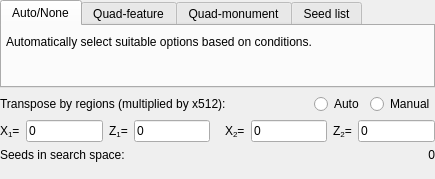
This is src/formgen48.ui in Cubitect/cubiomes-viewer as Qt 5 draws it before an edit. The edited form follows.
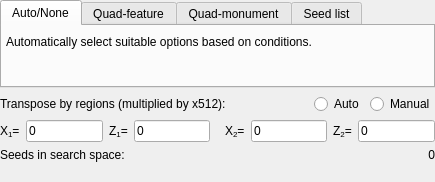
This is the edited form. The open tabs and pages were chosen to show the change.

Patch:
```diff
--- a/src/formgen48.ui
+++ b/src/formgen48.ui
@@ -7,7 +7,7 @@
     <x>0</x>
     <y>0</y>
     <width>435</width>
-    <height>179</height>
+    <height>182</height>
    </rect>
   </property>
   <property name="sizePolicy">
```
Left out of the diff: 2 changed lines with no effect on the pictures.
